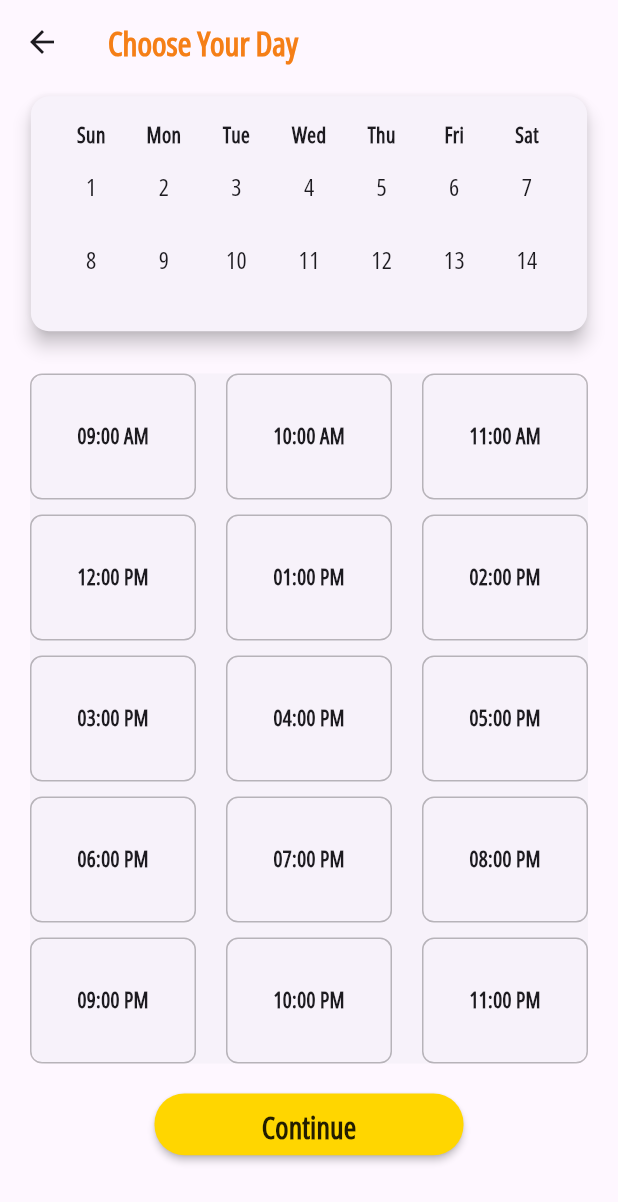
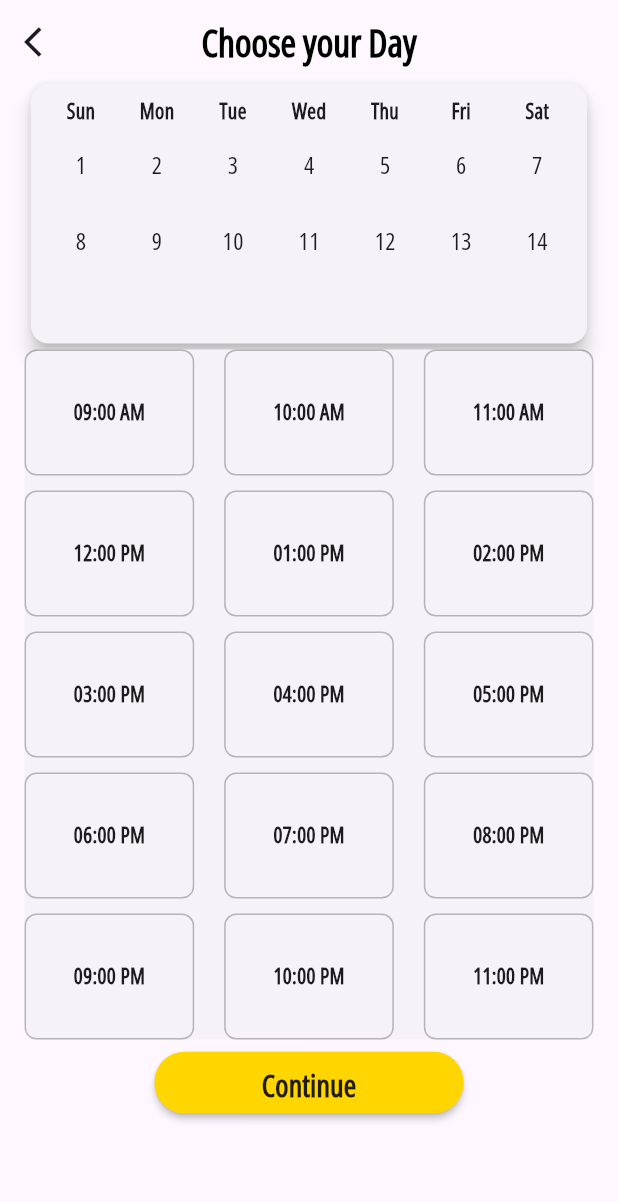
Before and after one commit to OmarWaled21/Barber-shop, a Flutter app: the screen it shows after launch, after a tap on "Book", on a phone screen of 412 x 824 dp. Shown: the top 1202 px of the screen. Run offline on Flutter 3.47's test engine with Material 3 defaults, Android fonts, the phone set to English and light mode, and no system bars; our stand-ins replace bloc, flutter_bloc, loading_indicator, modal_progress_hud_nsn.

```diff
--- a/lib/views/booking_view.dart
+++ b/lib/views/booking_view.dart
@@ -1,4 +1,7 @@
 import 'package:barber_shop/helper/media_query_extention.dart';
+import 'package:barber_shop/helper/navigator_extention.dart';
+import 'package:barber_shop/views/confirm_view.dart';
+import 'package:barber_shop/widgets/custom_app_bar.dart';
 import 'package:barber_shop/widgets/custom_button.dart';
 import 'package:barber_shop/widgets/day_selector.dart';
 import 'package:barber_shop/widgets/time_selector.dart';
@@ -10,24 +13,26 @@ class BookingDateView extends StatelessWidget {
   @override
   Widget build(BuildContext context) {
     return Scaffold(
-      appBar: AppBar(
-        leading: const BackButton(),
-        title: Text(
-          'Choose Your Day',
-          style: TextStyle(
-            fontWeight: FontWeight.bold,
-            color: Colors.yellow.shade900,
-          ),
-        ),
-      ),
       body: Column(
         children: [
+          CustomAppBar(
+            title: 'Choose your Day',
+            leading: IconButton(
+              onPressed: () => context.pop(),
+              icon: const Icon(Icons.arrow_back_ios),
+            ),
+          ),
           const DaySelector(),
           const TimeSlotSelector(),
           SizedBox(
             height: context.screenHeight * 0.05,
             width: context.screenWidth * 0.5,
-            child: CustomButton(onPressed: () {}, title: 'Continue'),
+            child: CustomButton(
+              onPressed: () {
+                context.push(const ConfirmView());
+              },
+              title: 'Continue',
+            ),
           ),
         ],
       ),
--- a/lib/views/home_view.dart
+++ b/lib/views/home_view.dart
@@ -10,13 +10,11 @@ class HomeView extends StatelessWidget {
   Widget build(BuildContext context) {
     return const Scaffold(
       backgroundColor: KColors.backGroundColor,
-      body: SafeArea(
-        child: Column(
-          children: [
-            HomeAppBar(),
-            HomeBody(),
-          ],
-        ),
+      body: Column(
+        children: [
+          HomeAppBar(),
+          HomeBody(),
+        ],
       ),
     );
   }
--- a/lib/widgets/day_selector.dart
+++ b/lib/widgets/day_selector.dart
@@ -19,11 +19,11 @@ class _DaySelectorState extends State<DaySelector> {
       child: Card(
         margin: EdgeInsets.symmetric(
           horizontal: context.screenWidth * 0.05,
-          vertical: context.screenHeight * 0.01,
+          // vertical: context.screenHeight * 0.01,
         ),
         elevation: 5.0,
         child: Padding(
-          padding: const EdgeInsets.all(16.0),
+          padding: const EdgeInsets.all(8.0),
           child: Column(
             children: [
               const HeaderRow(),
--- a/lib/widgets/time_selector.dart
+++ b/lib/widgets/time_selector.dart
@@ -1,3 +1,4 @@
+import 'package:barber_shop/helper/media_query_extention.dart';
 import 'package:flutter/material.dart';
 
 class TimeSlotSelector extends StatefulWidget {
@@ -25,7 +26,11 @@ class _TimeSlotSelectorState extends State<TimeSlotSelector> {
   @override
   Widget build(BuildContext context) {
     return Padding(
-      padding: const EdgeInsets.all(16.0),
+      padding: EdgeInsets.only(
+        left: context.screenWidth * 0.03,
+        right: context.screenWidth * 0.03,
+        bottom: context.screenHeight * 0.005,
+      ),
       child: Card(
         elevation: 0,
         child: GridView.builder(
```
Also changed, not shown: lib/views/confirm_view.dart (added, +91 -0 lines), lib/widgets/row_confirm_section.dart (added, +31 -0 lines).
